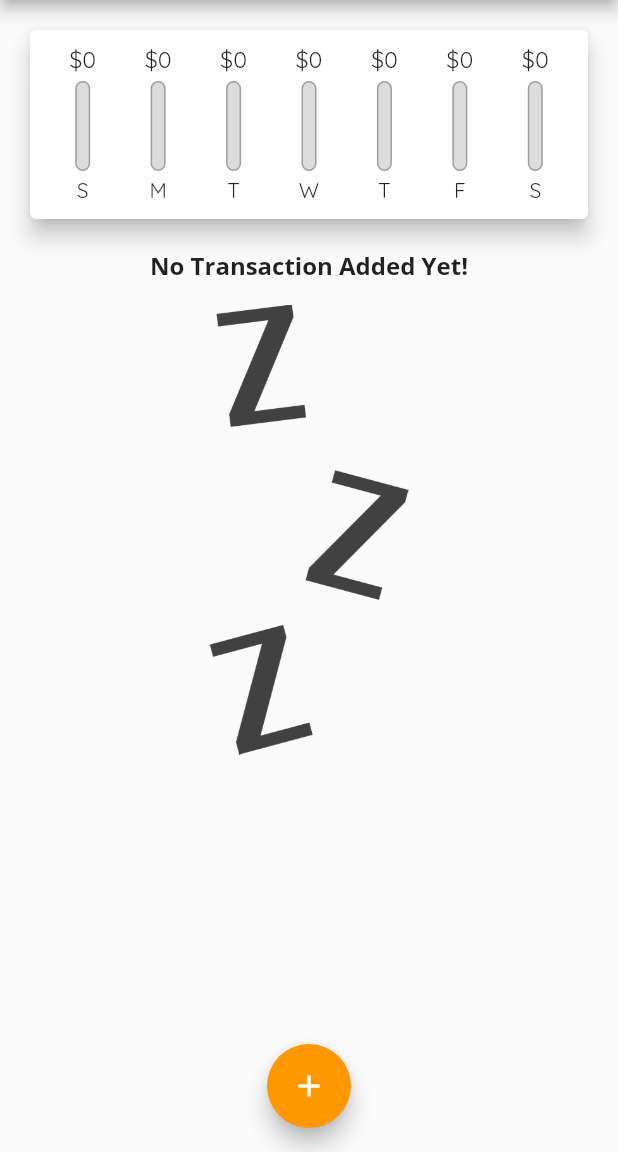
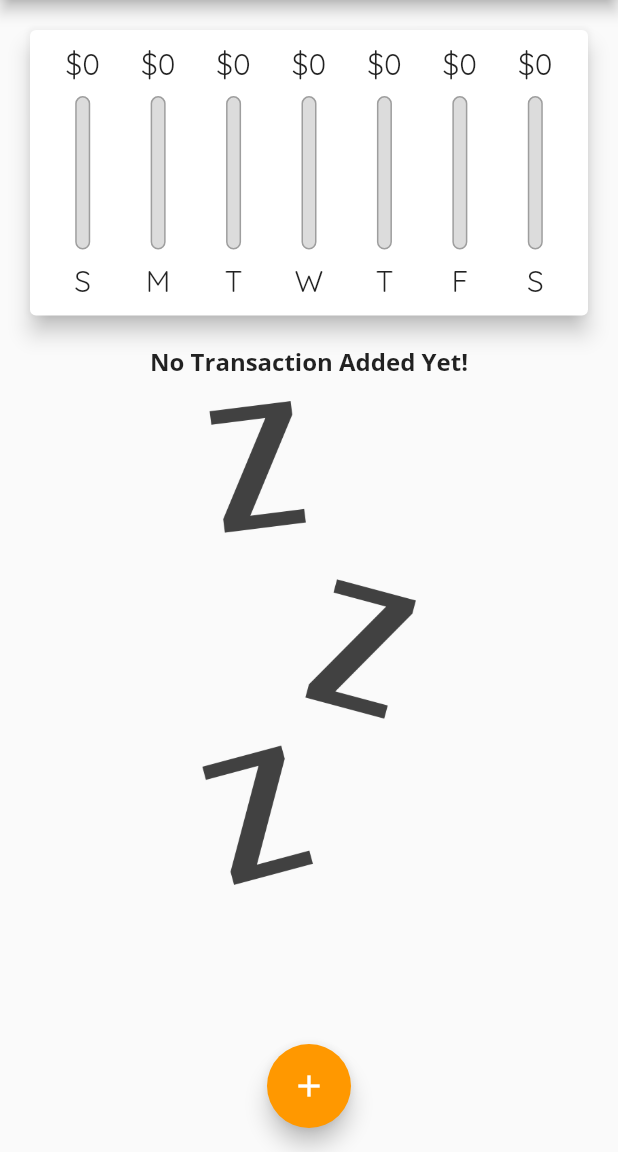
Before and after one commit to ikram-khani/personal_expenses_app, a Flutter app: the screen it shows after launch, on a phone screen of 412 x 824 dp, the part 84-1236 px from its top. Run offline on Flutter 3.47's test engine with Material 2 defaults, Android fonts, the phone set to English and light mode, and no system bars.

Commit message:
responsiveness and adaptiveness

```diff
--- a/lib/main.dart
+++ b/lib/main.dart
@@ -1,4 +1,7 @@
+import 'dart:io';
+import 'package:flutter/cupertino.dart';
 import 'package:flutter/material.dart';
+import 'package:flutter/services.dart';
 import 'package:personal_expenses_app/widgets/chart.dart';
 import 'package:personal_expenses_app/widgets/new_transaction.dart';
 import 'package:personal_expenses_app/widgets/transaction_list.dart';
@@ -6,6 +9,11 @@ import 'package:personal_expenses_app/widgets/transaction_list.dart';
 import 'models/transaction.dart';
 
 void main(List<String> args) {
+  // WidgetsFlutterBinding.ensureInitialized();
+  // SystemChrome.setPreferredOrientations([
+  //   DeviceOrientation.portraitUp,
+  //   DeviceOrientation.portraitDown
+  // ]); //for disabling the app on landscape mode
   runApp(
     MaterialApp(
       debugShowCheckedModeBanner: false,
@@ -80,6 +88,7 @@ class _HomePageState extends State<HomePage> {
 
   void _startAddNewTransaction(BuildContext ctx) {
     showModalBottomSheet(
+        isScrollControlled: true,
         context: ctx,
         builder: ((context) {
           return NewTransaction(_addNewTransaction);
@@ -92,12 +101,33 @@ class _HomePageState extends State<HomePage> {
     });
   }
 
+  bool _showChart = false;
+
   @override
   Widget build(BuildContext context) {
-    return Scaffold(
-      appBar: AppBar(
+    final mediaQuery = MediaQuery.of(context);
+    bool isLandscape = mediaQuery.orientation == Orientation.landscape;
+    final txtScaleFactor = mediaQuery.textScaleFactor;
+    final PreferredSizeWidget appBar = Platform.isIOS
+        ? CupertinoNavigationBar(
+            middle: const Text("Personal Expenses"),
+            trailing: Row(
+              mainAxisSize: MainAxisSize.min,
+              children: [
+                GestureDetector(
+                  onTap: (() => _startAddNewTransaction(context)),
+                  child: const Icon(CupertinoIcons.add),
+                )
+              ],
+            ),
+          ) as ObstructingPreferredSizeWidget
+        : AppBar(
             title: Text(
               "Personal Expenses",
+              style: TextStyle(
+                  fontSize:
+                      Theme.of(context).appBarTheme.titleTextStyle!.fontSize! *
+                          txtScaleFactor),
             ),
             actions: <Widget>[
               IconButton(
@@ -105,25 +135,83 @@ class _HomePageState extends State<HomePage> {
                 icon: const Icon(Icons.add),
               )
             ],
-      ),
-      body: SingleChildScrollView(
+          );
+    final txListWidget = SizedBox(
+        height: (mediaQuery.size.height -
+                appBar.preferredSize.height -
+                mediaQuery.padding.top) *
+            0.7,
+        child: TransactionList(_userTransactions, _deleteTransaction));
+
+    final pageBody = SafeArea(
+      child: SingleChildScrollView(
         child: Column(
           children: [
-            Container(
+            if (isLandscape)
+              Row(
+                mainAxisAlignment: MainAxisAlignment.center,
+                children: [
+                  Text(
+                    "Show Chart",
+                    style: Theme.of(context).textTheme.titleLarge,
+                  ),
+                  Switch.adaptive(
+                    activeColor: Theme.of(context).colorScheme.secondary,
+                    value: _showChart,
+                    onChanged: ((value) {
+                      setState(() {
+                        _showChart = value;
+                      });
+                    }),
+                  ),
+                ],
+              ),
+            if (!isLandscape)
+              SizedBox(
                 width: double.infinity,
-              child: Chart(_recentTransactions.toList()),
+                child: SizedBox(
+                    height: (mediaQuery.size.height -
+                            appBar.preferredSize.height -
+                            mediaQuery.padding.top) *
+                        0.3,
+                    child: Chart(_recentTransactions.toList())),
               ),
-            TransactionList(_userTransactions, _deleteTransaction)
+            if (!isLandscape) txListWidget,
+            if (isLandscape)
+              _showChart
+                  ? SizedBox(
+                      width: double.infinity,
+                      child: SizedBox(
+                          height: (mediaQuery.size.height -
+                                  appBar.preferredSize.height -
+                                  mediaQuery.padding.top) *
+                              0.7,
+                          child: Chart(_recentTransactions.toList())),
+                    )
+                  : txListWidget
           ],
         ),
       ),
-      floatingActionButton: FloatingActionButton(
+    );
+
+    return Platform.isIOS
+        ? CupertinoPageScaffold(
+            child: pageBody,
+            navigationBar: appBar as ObstructingPreferredSizeWidget,
+          )
+        : Scaffold(
+            appBar: appBar,
+            body: pageBody,
+            floatingActionButton: Platform.isIOS
+                ? Container()
+                : FloatingActionButton(
                     onPressed: () {
                       _startAddNewTransaction(context);
                     },
                     child: Icon(Icons.add),
                   ),
-      floatingActionButtonLocation: FloatingActionButtonLocation.centerFloat,
+            floatingActionButtonLocation:
+                FloatingActionButtonLocation.centerFloat,
           );
   }
 }
--- /dev/null
+++ b/lib/widgets/adaptive_text_button.dart
@@ -0,0 +1,20 @@
+import 'package:flutter/cupertino.dart';
+import 'package:flutter/material.dart';
+import 'dart:io';
+
+class AdaptiveTextButton extends StatelessWidget {
+  final String text;
+  final VoidCallback handler;
+  const AdaptiveTextButton(this.text, this.handler, {super.key});
+
+  @override
+  Widget build(BuildContext context) {
+    return Platform.isIOS
+        ? CupertinoButton(onPressed: handler, child: Text(text))
+        : TextButton(
+            onPressed: handler,
+            style: Theme.of(context).textButtonTheme.style,
+            child: Text(text),
+          );
+  }
+}
--- a/lib/widgets/chart_bar.dart
+++ b/lib/widgets/chart_bar.dart
@@ -15,19 +15,20 @@ class ChartBar extends StatelessWidget {
 
   @override
   Widget build(BuildContext context) {
-    return Column(
+    return LayoutBuilder(
+      builder: (context, constraints) => Column(
         children: [
           SizedBox(
-          height: 20,
+            height: constraints.maxHeight * 0.15,
             child: FittedBox(
               child: Text("\$${spendingAmount.toStringAsFixed(0)}"),
             ),
           ),
-        const SizedBox(
-          height: 4,
+          SizedBox(
+            height: constraints.maxHeight * 0.05,
           ),
           SizedBox(
-          height: 60,
+            height: constraints.maxHeight * 0.6,
             width: 10,
             child: Stack(
               children: [
@@ -48,11 +49,15 @@ class ChartBar extends StatelessWidget {
               ],
             ),
           ),
-        const SizedBox(
-          height: 4,
+          SizedBox(
+            height: constraints.maxHeight * 0.05,
           ),
-        Text(label),
+          SizedBox(
+            height: constraints.maxHeight * 0.15,
+            child: FittedBox(child: Text(label)),
+          ),
         ],
+      ),
     );
   }
 }
--- a/lib/widgets/new_transaction.dart
+++ b/lib/widgets/new_transaction.dart
@@ -1,5 +1,8 @@
+import 'dart:io';
+import 'package:flutter/cupertino.dart';
 import 'package:flutter/material.dart';
 import 'package:intl/intl.dart';
+import 'package:personal_expenses_app/widgets/adaptive_text_button.dart';
 
 class NewTransaction extends StatefulWidget {
   NewTransaction(this.addNewTx, {super.key});
@@ -49,10 +52,15 @@ class _NewTransactionState extends State<NewTransaction> {
 
   @override
   Widget build(BuildContext context) {
-    return Card(
+    return SingleChildScrollView(
+      child: Card(
         elevation: 5,
         child: Container(
-        padding: EdgeInsets.all(10),
+          padding: EdgeInsets.only(
+              top: 10,
+              left: 10,
+              right: 10,
+              bottom: MediaQuery.of(context).viewInsets.bottom + 10),
           child: Column(
             crossAxisAlignment: CrossAxisAlignment.end,
             children: [
@@ -78,11 +86,7 @@ class _NewTransactionState extends State<NewTransaction> {
                           ? "No Date Chosen!"
                           : 'Picked Date: ${DateFormat.yMMMd().format(_selectedDate!)}'),
                     ),
-                  TextButton(
-                    onPressed: _percentDatePicker,
-                    child: Text("Choose Date"),
-                    style: Theme.of(context).textButtonTheme.style,
-                  ),
+                    AdaptiveTextButton('Choose Date', _percentDatePicker)
                   ],
                 ),
               ),
@@ -101,6 +105,7 @@ class _NewTransactionState extends State<NewTransaction> {
             ],
           ),
         ),
+      ),
     );
   }
 }
--- a/lib/widgets/transaction_list.dart
+++ b/lib/widgets/transaction_list.dart
@@ -8,10 +8,9 @@ class TransactionList extends StatelessWidget {
 
   @override
   Widget build(BuildContext context) {
-    return SizedBox(
-      height: 380,
-      child: userTransaction.isEmpty
-          ? Column(
+    return userTransaction.isEmpty
+        ? LayoutBuilder(builder: (context, constraints) {
+            return Column(
               children: [
                 Text(
                   "No Transaction Added Yet!",
@@ -21,20 +20,20 @@ class TransactionList extends StatelessWidget {
                   height: 15,
                 ),
                 SizedBox(
-                  height: 300,
+                  height: constraints.maxHeight * 0.6,
                   child: Image.asset(
                     'assets/images/waiting.png',
                     fit: BoxFit.cover,
                   ),
                 ),
               ],
-            )
+            );
+          })
         : ListView.builder(
             itemCount: userTransaction.length,
             itemBuilder: (context, index) {
               return Card(
-                  margin:
-                      const EdgeInsets.symmetric(vertical: 8, horizontal: 5),
+                margin: const EdgeInsets.symmetric(vertical: 8, horizontal: 5),
                 elevation: 6,
                 child: ListTile(
                   leading: CircleAvatar(
@@ -53,7 +52,18 @@ class TransactionList extends StatelessWidget {
                   subtitle: Text(
                     DateFormat.yMMMd().format(userTransaction[index].date),
                   ),
-                    trailing: IconButton(
+                  trailing: MediaQuery.of(context).size.width > 380
+                      ? TextButton.icon(
+                          style: ElevatedButton.styleFrom(
+                            foregroundColor: Theme.of(context).errorColor,
+                          ),
+                          onPressed: (() {
+                            deleteTx(userTransaction[index].id);
+                          }),
+                          icon: Icon(Icons.delete),
+                          label: Text("Delete"),
+                        )
+                      : IconButton(
                           onPressed: (() {
                             deleteTx(userTransaction[index].id);
                           }),
@@ -62,7 +72,6 @@ class TransactionList extends StatelessWidget {
                         ),
                 ),
               );
-              }),
-    );
+            });
   }
 }
```
Lines whose indentation alone changed are shown as unchanged.
